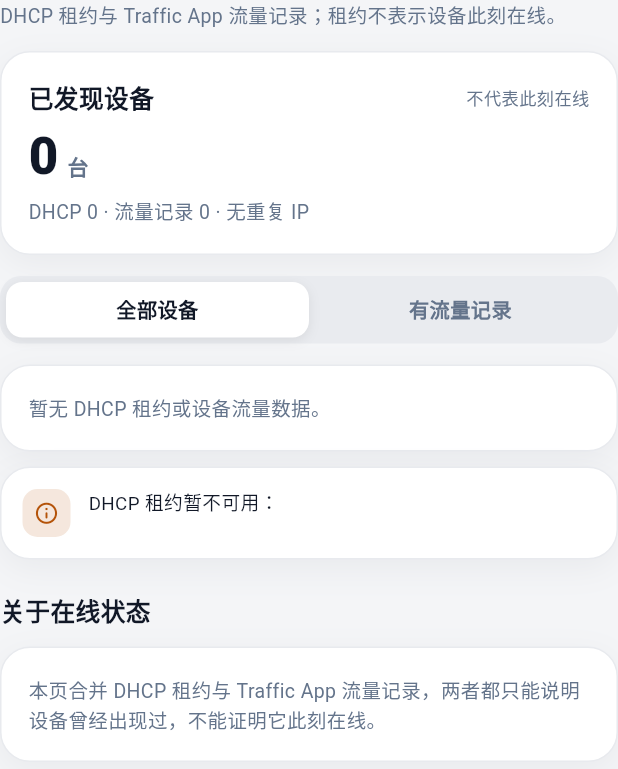
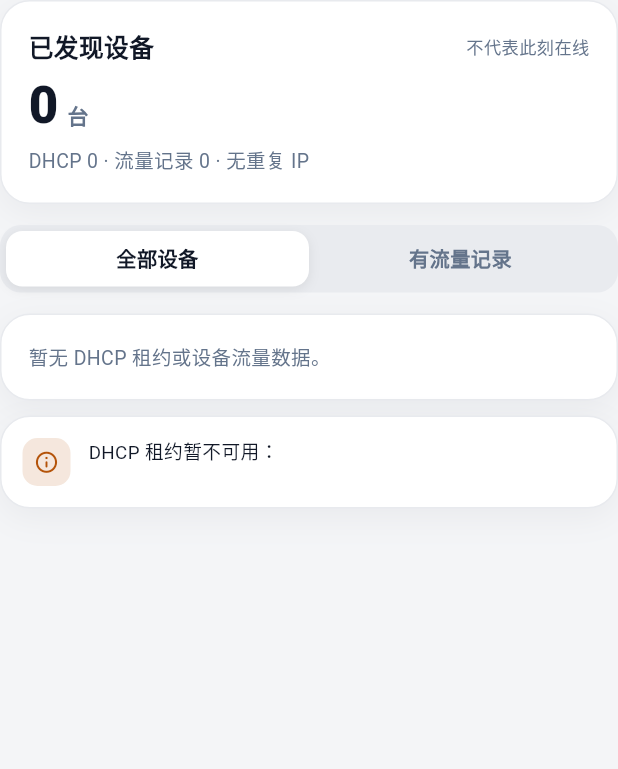
Before and after one commit to MedyMa/immortalwrt-app, a Flutter app: the _Devices widget shown alone on an empty page, opened directly with empty values, on a phone screen of 412 x 824 dp. Shown: the top 769 px of the screen. Run offline on Flutter 3.47's test engine with Material 3 defaults, Android fonts, the phone set to English and light mode, and no system bars; our stand-ins replace flutter_secure_storage; accounts and stored records are empty.

Commit message:
Simplify mobile status pages

```diff
--- a/lib/screens/devices.dart
+++ b/lib/screens/devices.dart
@@ -91,7 +91,6 @@ class _DevicesState extends State<_Devices> {
     return Column(
       crossAxisAlignment: CrossAxisAlignment.stretch,
       children: [
-        _Lead('DHCP 租约与 Traffic App 流量记录；租约不表示设备此刻在线。'),
         _Card(
           child: Column(
             crossAxisAlignment: CrossAxisAlignment.start,
@@ -153,13 +152,6 @@ class _DevicesState extends State<_Devices> {
           _Notice('DHCP 租约暂不可用：${widget.snapshot.devicesError}',
               Icons.info_outline_rounded),
         ],
-        const SizedBox(height: 10),
-        const _SectionHeader(title: '关于在线状态'),
-        _Card(
-          child: Text(
-              '本页合并 DHCP 租约与 Traffic App 流量记录，两者都只能说明设备曾经出现过，不能证明它此刻在线。',
-              style: _bodyStyle(context)),
-        ),
       ],
     );
   }
--- a/lib/screens/traffic.dart
+++ b/lib/screens/traffic.dart
@@ -27,7 +27,6 @@ class _Traffic extends StatelessWidget {
     return Column(
       crossAxisAlignment: CrossAxisAlignment.stretch,
       children: [
-        _Lead('最近 1 小时 · 每个采样点按实际区间换算为速率'),
         _Card(
           child: Column(
             crossAxisAlignment: CrossAxisAlignment.start,
--- a/lib/screens/wifi.dart
+++ b/lib/screens/wifi.dart
@@ -45,12 +45,6 @@ class _Wifi extends StatelessWidget {
         if (radios.isEmpty)
           _Card(child: Text('未报告任何射频。', style: _bodyStyle(context))),
         for (final radio in radios) _RadioCard(radio: radio),
-        const SizedBox(height: 10),
-        const _SectionHeader(title: '数据说明'),
-        _Card(
-          child: Text('厂商 BE14 驱动可能未通过标准 ubus 暴露状态；若此处缺少某个射频，请以路由器本身的无线状态为准。',
-              style: _bodyStyle(context)),
-        ),
       ],
     );
   }
```
